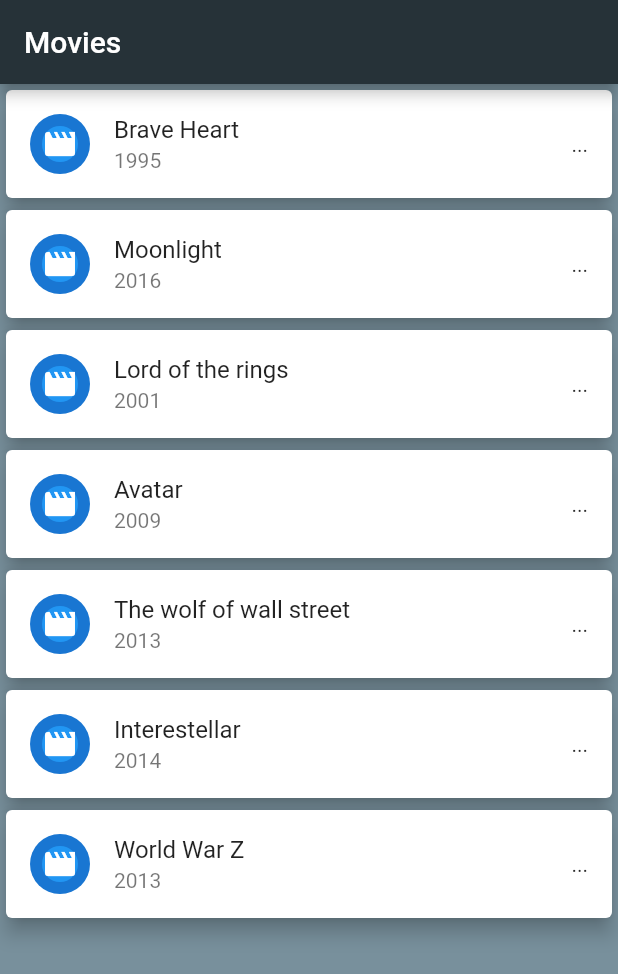
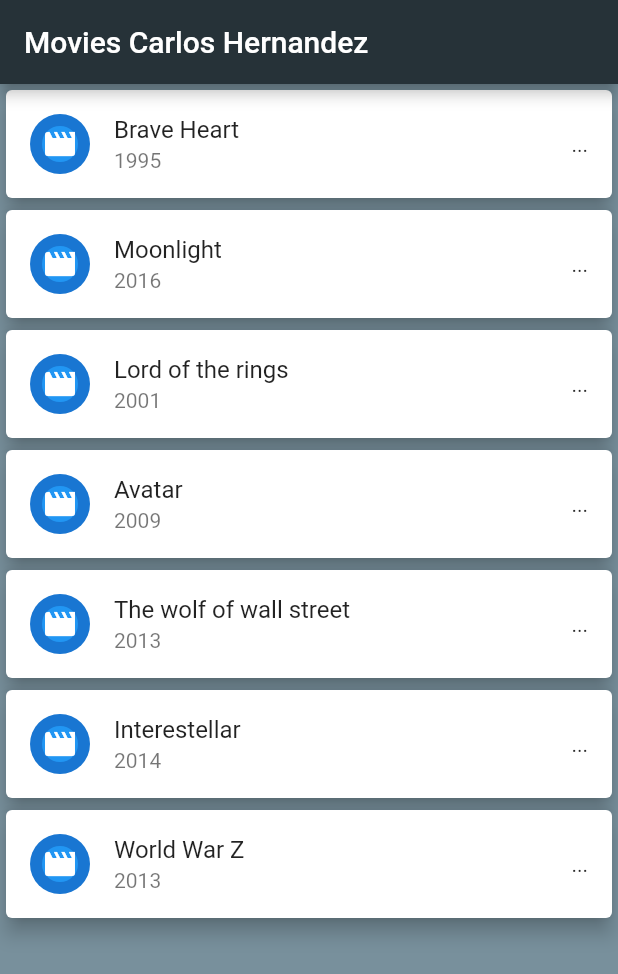
Before and after one commit to RazielHernandez/MAPD722_Lab03_Movies, a Flutter app: the screen it shows after launch, on a phone screen of 412 x 824 dp. Shown: the top 974 px of the screen. Run offline on Flutter 3.47's test engine with Material 2 defaults, Android fonts, the phone set to English and light mode, and no system bars.

Commit message:
Fourth commit. Type fixed

```diff
--- a/lib/pages/home.dart
+++ b/lib/pages/home.dart
@@ -26,7 +26,7 @@ class MovieViewList extends StatelessWidget {
   Widget build(BuildContext context){
     return Scaffold(
       appBar: AppBar(
-        title: Text("Movies"),
+        title: Text("Movies Carlos Hernandez"),
         backgroundColor: Colors.blueGrey.shade900,
       ),
       backgroundColor: Colors.blueGrey.shade400,
```
